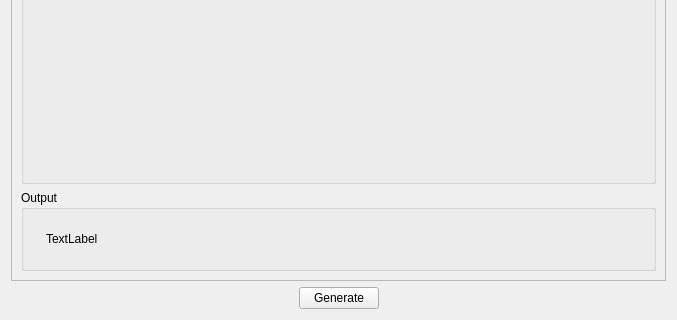
Old version of the form data/ui/main.ui in the repository timlau/preset_generator; both pictures show x 0 to 677 and y 600 to 920 of the 677 by 920 pixel window.
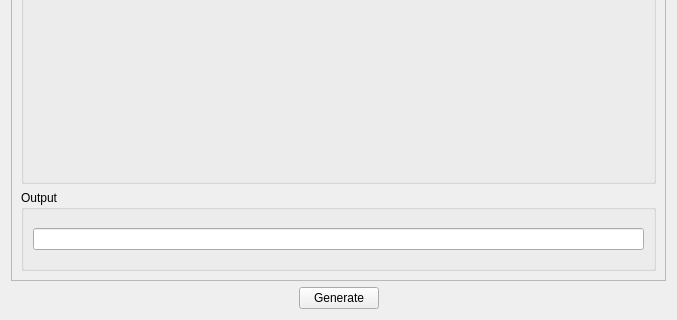
New version of the form.

Commit message:
make output editable
* get datapath on windwos & mac

```diff
--- a/data/ui/main.ui
+++ b/data/ui/main.ui
@@ -216,20 +216,7 @@
         </property>
         <layout class="QHBoxLayout" name="horizontalLayout">
          <item>
-          <widget class="QLabel" name="lbl_output">
-           <property name="minimumSize">
-            <size>
-             <width>0</width>
-             <height>30</height>
-            </size>
-           </property>
-           <property name="frameShadow">
-            <enum>QFrame::Sunken</enum>
-           </property>
-           <property name="text">
-            <string>TextLabel</string>
-           </property>
-          </widget>
+          <widget class="QLineEdit" name="le_output"/>
          </item>
         </layout>
        </widget>
```
The commit also changes 1 other file.
